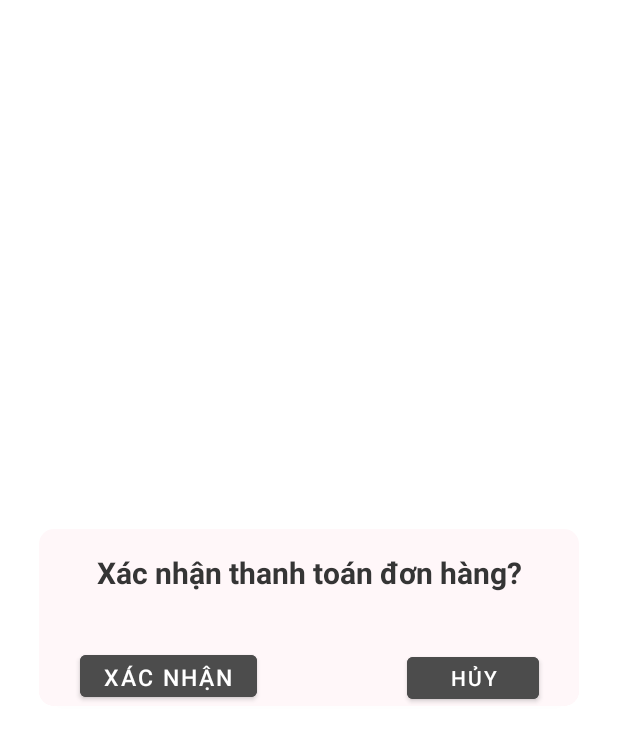
After one commit to southsafe0123/appThuVien_Duan1, an Android app: the layout item_alertdialog.xml on its own in the app's theme, with its tools: preview values and no code run, on a phone screen of 412 x 824 dp. The commit adds this screen. Shown: the top 743 px of the screen. Run offline under Robolectric (Android 15) with nearby library versions, the light colour scheme and no system bars.

Commit message:
DoneAll_NguyenTrungNghia

```diff
--- a/app/src/main/java/com/teammobile/appthuvien_duan1/adapter/HomeAdapter.java
+++ b/app/src/main/java/com/teammobile/appthuvien_duan1/adapter/HomeAdapter.java
@@ -77,6 +77,7 @@ public class HomeAdapter extends RecyclerView.Adapter<HomeAdapter.ViewHolder>  {
                 if(gioHang.isEmpty()){
                     setGioHang();
                 } else{
+
                     for(int i =0;i<gioHang.size();i++){
                         if (gioHang.get(i).getMaSach().equals(list.get(holder.getAdapterPosition()).getMaSach())){
                             flag = true;
--- /dev/null
+++ b/app/src/main/res/layout/item_alertdialog.xml
@@ -0,0 +1,54 @@
+<androidx.cardview.widget.CardView xmlns:android="http://schemas.android.com/apk/res/android"
+    android:layout_width="match_parent"
+    android:layout_height="wrap_content"
+    xmlns:app="http://schemas.android.com/apk/res-auto"
+    android:orientation="vertical"
+    app:cardCornerRadius="10dp"
+    android:layout_gravity="center"
+    android:layout_margin="26dp"
+    android:padding="20dp">
+
+    <LinearLayout
+        android:background="#FFF7F9"
+        android:orientation="vertical"
+        android:layout_width="match_parent"
+        android:layout_height="match_parent">
+        <TextView
+            android:layout_width="match_parent"
+            android:layout_height="wrap_content"
+            android:text="Xác nhận thanh toán đơn hàng?"
+            android:textSize="20dp"
+            android:layout_margin="15dp"
+            android:textColor="#353535"
+            android:gravity="center"
+            android:textStyle="bold"
+            android:paddingBottom="20dp"/>
+        <LinearLayout
+            android:background="#FFF7F9"
+            android:orientation="horizontal"
+            android:layout_width="match_parent"
+            android:layout_height="wrap_content">
+
+            <Button
+                android:id="@+id/btnXacnhan"
+                android:text="Xác nhận"
+                android:textSize="15dp"
+                android:layout_marginLeft="27dp"
+                android:backgroundTint="#4C4C4C"
+                android:layout_width="wrap_content"
+                android:layout_height="40dp"/>
+            <Button
+                android:id="@+id/btnHuy"
+                android:text="Hủy"
+                android:layout_marginLeft="100dp"
+                android:backgroundTint="#4C4C4C"
+                android:layout_width="wrap_content"
+                android:layout_height="40dp"/>
+
+        </LinearLayout>
+
+    </LinearLayout>
+
+
+
+</androidx.cardview.widget.CardView>
```
Also changed, not shown: app/src/main/java/com/teammobile/appthuvien_duan1/adapter/CartAdapter.java (+22 -11 lines), app/src/main/java/com/teammobile/appthuvien_duan1/fragment/CartFragment.java (+58 -4 lines), app/src/main/res/layout/fragment_cart.xml (+6 -5 lines), app/src/main/res/layout/item_cart.xml (+5 -6 lines), app/src/main/res/layout/item_xoadialog.xml (added, +55 -0 lines).
